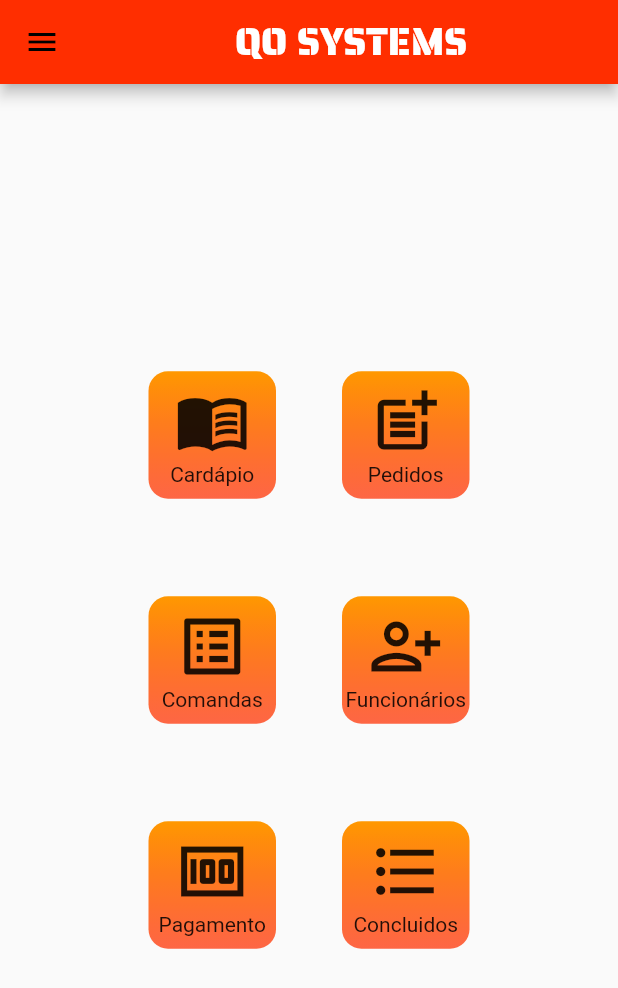
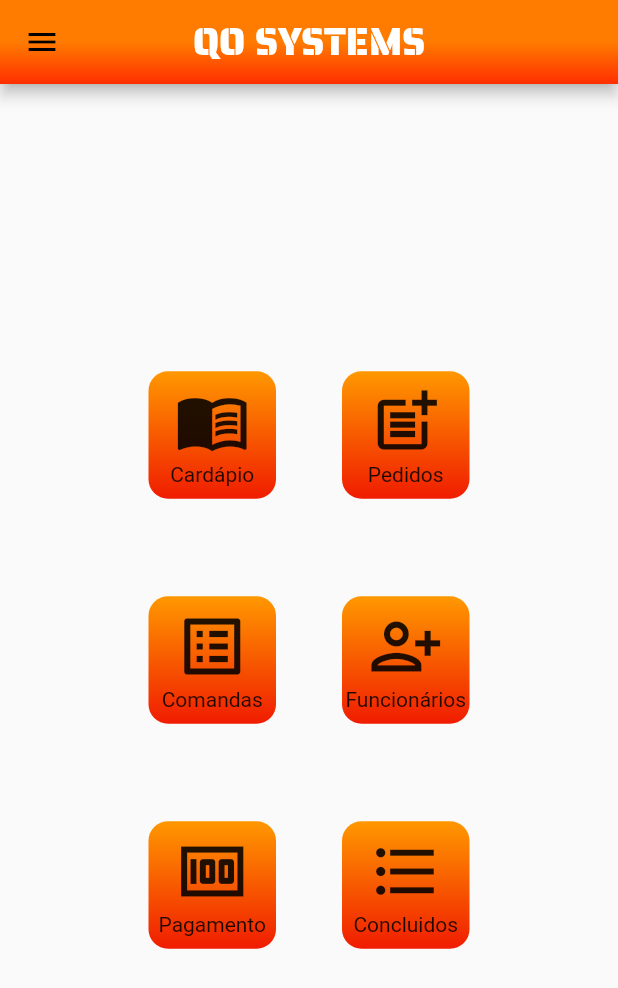
Before and after one commit to PatrickIssl/ProjetoQoSystems, a Flutter app: the Home screen opened by its route, on a phone screen of 412 x 824 dp. Shown: the top 988 px of the screen. Run offline on Flutter 3.47's test engine with Material 2 defaults, Android fonts, the phone set to English and light mode, and no system bars; our stand-ins replace flutter_spinkit.

Commit message:
tela home pronta, só adicionar funcionabilidades

```diff
--- a/lib/Screens/Home.dart
+++ b/lib/Screens/Home.dart
@@ -13,13 +13,27 @@ class _HomeState extends State<Home> {
   Widget build(BuildContext context) {
     return Scaffold(
       appBar: AppBar(
-        backgroundColor: Color(0xFFFF2E00),
-        title: Center(
-            child: Text(
+
+        centerTitle: true,
+        title: Text(
           "QO SYSTEMS",
           style: TextStyle(
               color: variaveis.branco, fontFamily: 'Saira', fontSize: 25),
-        )),
+        ),
+        flexibleSpace: Container(
+          decoration: BoxDecoration(
+              gradient: LinearGradient(
+                  begin: Alignment.topCenter,
+                  end: Alignment.bottomCenter,
+                  colors: <Color>[
+                    variaveis.laranja,
+                    variaveis.laranja,
+                    variaveis.laranjaMuitoForte
+                  ])
+          ),
+        ),
+
+        backgroundColor: Color(0xFFFF2E00),
       ),
       body: Container(
           padding: EdgeInsets.all(55),
@@ -43,7 +57,7 @@ class _HomeState extends State<Home> {
                         end: Alignment.bottomCenter,
                         colors: [
                           variaveis.laranjaClaro,
-                          variaveis.laranjaMuitoForte,
+                          variaveis.vermelho,
                         ],
                       ),
                     ),
@@ -73,7 +87,7 @@ class _HomeState extends State<Home> {
                         end: Alignment.bottomCenter,
                         colors: [
                           variaveis.laranjaClaro,
-                          variaveis.laranjaMuitoForte,
+                          variaveis.vermelho,
                         ],
                       ),
                     ),
@@ -109,7 +123,8 @@ class _HomeState extends State<Home> {
                         end: Alignment.bottomCenter,
                         colors: [
                           variaveis.laranjaClaro,
-                          variaveis.laranjaMuitoForte,
+                          variaveis.vermelho,
+
                         ],
                       ),
                     ),
@@ -139,7 +154,7 @@ class _HomeState extends State<Home> {
                         end: Alignment.bottomCenter,
                         colors: [
                           variaveis.laranjaClaro,
-                          variaveis.laranjaMuitoForte,
+                          variaveis.vermelho,
                         ],
                       ),
                     ),
@@ -175,7 +190,7 @@ class _HomeState extends State<Home> {
                         end: Alignment.bottomCenter,
                         colors: [
                           variaveis.laranjaClaro,
-                          variaveis.laranjaMuitoForte,
+                          variaveis.vermelho,
                         ],
                       ),
                     ),
@@ -205,7 +220,7 @@ class _HomeState extends State<Home> {
                         end: Alignment.bottomCenter,
                         colors: [
                           variaveis.laranjaClaro,
-                          variaveis.laranjaMuitoForte,
+                          variaveis.vermelho,
                         ],
                       ),
                     ),
```
